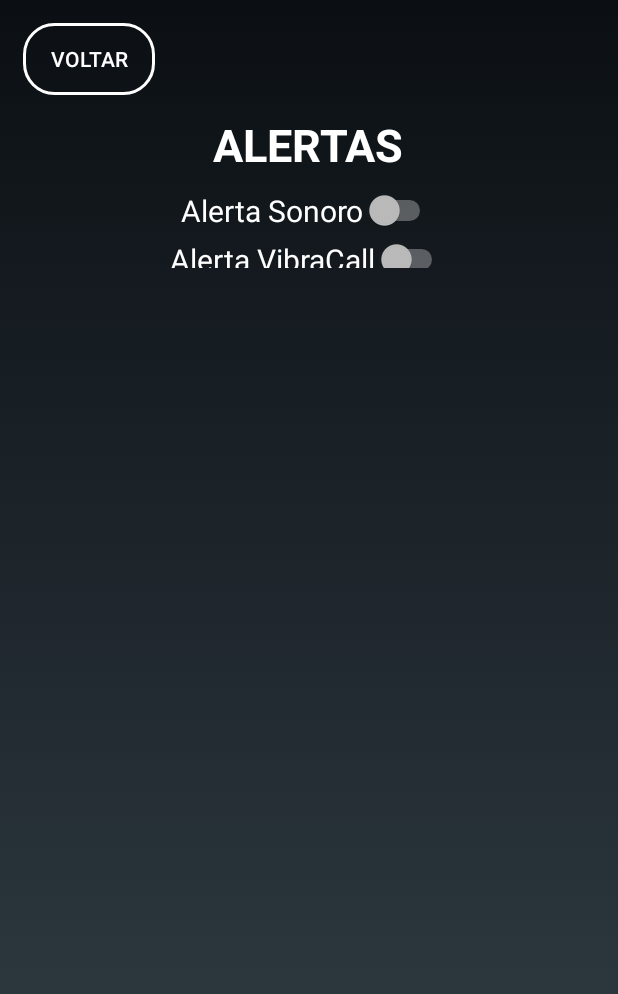
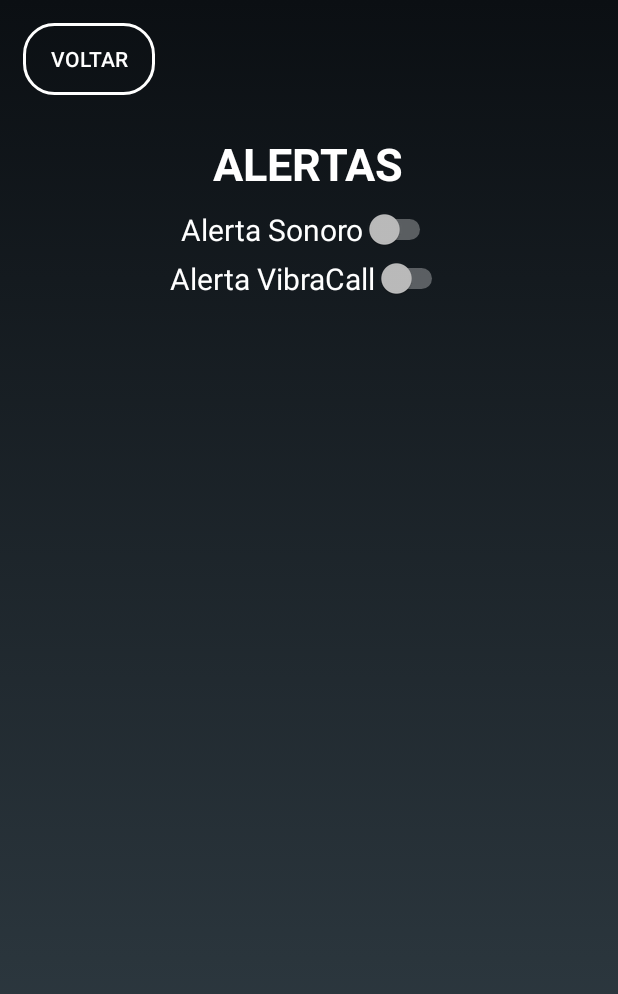
Before and after one commit to DanielCFreitas/Aplicativo-Acenda-o-Farol, an Android app: the ActivityConfiguracoes screen opened directly, with no data from a screen before it, on a phone screen of 412 x 824 dp. Shown: the top 994 px of the screen. Run offline under Robolectric (Android 15) with nearby library versions, the phone set to English and light mode, and no system bars; network calls fail.

Commit message:
Refatoracao e adicionado icones da aplicacao

```diff
--- a/AcendaOFarol/app/src/main/java/com/example/aluno/acenda_o_farol2/ActivityConfiguracoes.java
+++ b/AcendaOFarol/app/src/main/java/com/example/aluno/acenda_o_farol2/ActivityConfiguracoes.java
@@ -17,7 +17,6 @@ public class ActivityConfiguracoes extends AppCompatActivity {
      * Método que volta para a Activity anterior
      */
     public void btnVoltar(View view){
-        Intent myIntent = new Intent(ActivityConfiguracoes.this, ActivityVerificaRodovia.class);
-        ActivityConfiguracoes.this.startActivity(myIntent);
+        finish();
     }
 }
--- a/AcendaOFarol/app/src/main/java/com/example/aluno/acenda_o_farol2/ActivityVerificaRodovia.java
+++ b/AcendaOFarol/app/src/main/java/com/example/aluno/acenda_o_farol2/ActivityVerificaRodovia.java
@@ -135,8 +135,6 @@ public class ActivityVerificaRodovia extends AppCompatActivity implements
     // MÉTODOS SOBRESCRITOS DA CLASSE LocationListener
     @Override
     public void onLocationChanged(Location location) {
-        Toast.makeText(this, "Atualizado" ,Toast.LENGTH_SHORT).show();
-
         if (localizacao.verificaGPS()) {
             if (localizacao.verificaAcenderFarol(this.rodovias, location)) {
                 this.txvAcendeFarol.setText("ACENDA O FAROL");
--- a/AcendaOFarol/app/src/main/res/layout/activity_activity_configuracoes.xml
+++ b/AcendaOFarol/app/src/main/res/layout/activity_activity_configuracoes.xml
@@ -22,7 +22,7 @@
 
     <LinearLayout
         android:layout_width="match_parent"
-        android:layout_height="100dp"
+        android:layout_height="wrap_content"
         android:layout_below="@+id/linearTop"
         android:orientation="vertical"
         android:gravity="center">
@@ -35,7 +35,6 @@
             android:textStyle="bold"
             android:textColor="@color/colorWhite"
             android:layout_margin="10dp"/>
-
         <Switch
             android:layout_width="wrap_content"
             android:layout_height="wrap_content"
--- a/AcendaOFarol/app/src/main/res/values/strings.xml
+++ b/AcendaOFarol/app/src/main/res/values/strings.xml
@@ -1,3 +1,3 @@
 <resources>
-    <string name="app_name">acenda-o-farol2</string>
+    <string name="app_name">Acenda O Farol</string>
 </resources>
```
Also changed, not shown: AcendaOFarol/app/src/main/java/com/example/aluno/acenda_o_farol2/Localizacao.java (+7 -2 lines), AcendaOFarol/app/src/main/ic_launcher-web.png (added), AcendaOFarol/app/src/main/res/drawable/logo.png, AcendaOFarol/app/src/main/res/mipmap-hdpi/ic_launcher.png, AcendaOFarol/app/src/main/res/mipmap-mdpi/ic_launcher.png, AcendaOFarol/app/src/main/res/mipmap-xhdpi/ic_launcher.png, AcendaOFarol/app/src/main/res/mipmap-xxhdpi/ic_launcher.png, AcendaOFarol/app/src/main/res/mipmap-xxxhdpi/ic_launcher.png.
